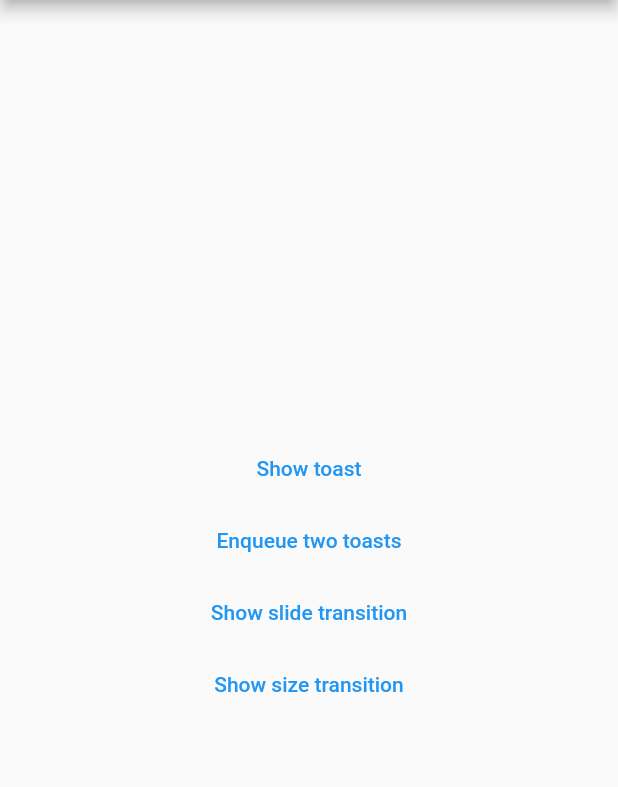
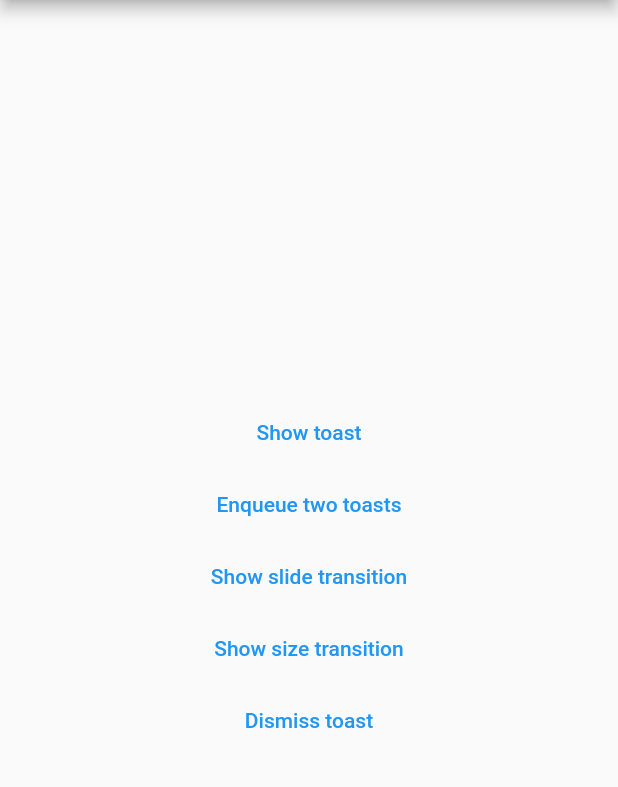
Before and after one commit to danReynolds/toasted, a Flutter app: the screen it shows after launch, on a phone screen of 412 x 824 dp, the part 84-871 px from its top. Run offline on Flutter 3.47's test engine with Material 2 defaults, Android fonts, the phone set to English and light mode, and no system bars.

Commit message:
add dismiss example

```diff
--- a/example/lib/main.dart
+++ b/example/lib/main.dart
@@ -183,6 +183,12 @@ class _MyHomePageState extends State<MyHomePage> {
                 );
               },
             ),
+            TextButton(
+              child: const Text('Dismiss toast'),
+              onPressed: () {
+                ToastedMessenger.of(context)!.dismiss();
+              },
+            ),
           ],
         ),
       ),
```
